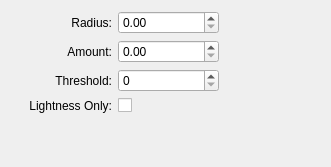
First picture: the form in krita/plugins/filters/unsharp/wdgunsharp.ui, repository KDE/krita, before the edit.
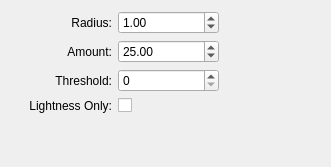
Second picture: the form after the edit.

Commit message: Make the default values for the unsharp mask filter the same everywhere

Patch:
```diff
--- a/krita/plugins/filters/unsharp/wdgunsharp.ui
+++ b/krita/plugins/filters/unsharp/wdgunsharp.ui
@@ -38,6 +38,9 @@
        <verstretch>0</verstretch>
       </sizepolicy>
      </property>
+     <property name="value">
+      <double>1.000000000000000</double>
+     </property>
     </widget>
    </item>
    <item row="0" column="2" rowspan="4">
@@ -83,6 +86,9 @@
      <property name="singleStep">
       <double>0.100000000000000</double>
      </property>
+     <property name="value">
+      <double>25.000000000000000</double>
+     </property>
     </widget>
    </item>
    <item row="2" column="0">
```
The commit also changes 2 other files.
